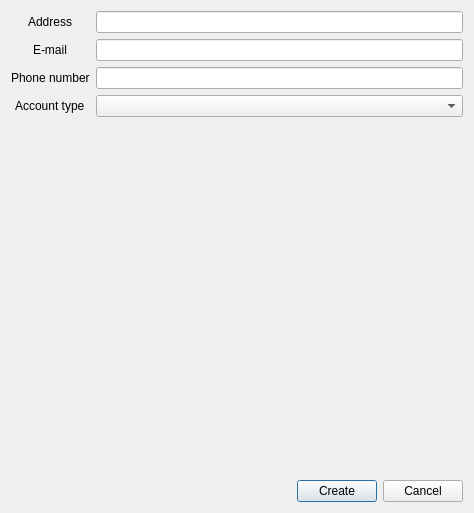
Old version of the form ui/dialogs/client_dialog.ui in the repository JakPro15/23L-BD2-bank-management.
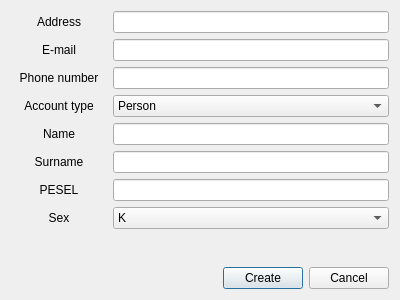
New version of the form.

Commit message: Client dialog finalized, now shows up properly when add client button is pressed.

Patch:
```diff
--- a/ui/dialogs/client_dialog.ui
+++ b/ui/dialogs/client_dialog.ui
@@ -6,8 +6,8 @@
    <rect>
     <x>0</x>
     <y>0</y>
-    <width>474</width>
-    <height>513</height>
+    <width>400</width>
+    <height>300</height>
    </rect>
   </property>
   <property name="sizePolicy">
@@ -27,9 +27,18 @@
      </property>
      <item row="0" column="0">
       <widget class="QLabel" name="address_label">
+       <property name="minimumSize">
+        <size>
+         <width>96</width>
+         <height>0</height>
+        </size>
+       </property>
        <property name="text">
         <string>Address</string>
        </property>
+       <property name="alignment">
+        <set>Qt::AlignCenter</set>
+       </property>
       </widget>
      </item>
      <item row="0" column="1">
@@ -42,33 +51,246 @@
       <widget class="QLineEdit" name="phone_line_edit"/>
      </item>
      <item row="3" column="1">
-      <widget class="QComboBox" name="selector_combo_box"/>
+      <widget class="QComboBox" name="selector_combo_box">
+       <item>
+        <property name="text">
+         <string>Person</string>
+        </property>
+       </item>
+       <item>
+        <property name="text">
+         <string>Company</string>
+        </property>
+       </item>
+      </widget>
      </item>
      <item row="1" column="0">
       <widget class="QLabel" name="email_label">
+       <property name="minimumSize">
+        <size>
+         <width>96</width>
+         <height>0</height>
+        </size>
+       </property>
        <property name="text">
         <string>E-mail</string>
        </property>
+       <property name="alignment">
+        <set>Qt::AlignCenter</set>
+       </property>
       </widget>
      </item>
      <item row="2" column="0">
       <widget class="QLabel" name="phone_label">
+       <property name="minimumSize">
+        <size>
+         <width>96</width>
+         <height>0</height>
+        </size>
+       </property>
        <property name="text">
         <string>Phone number</string>
        </property>
+       <property name="alignment">
+        <set>Qt::AlignCenter</set>
+       </property>
       </widget>
      </item>
      <item row="3" column="0">
       <widget class="QLabel" name="selector_label">
+       <property name="minimumSize">
+        <size>
+         <width>96</width>
+         <height>0</height>
+        </size>
+       </property>
        <property name="text">
         <string>Account type</string>
        </property>
+       <property name="alignment">
+        <set>Qt::AlignCenter</set>
+       </property>
       </widget>
      </item>
     </layout>
    </item>
    <item>
-    <widget class="QStackedWidget" name="additional_data_stack"/>
+    <widget class="QStackedWidget" name="additional_data_stack">
+     <property name="currentIndex">
+      <number>0</number>
+     </property>
+     <widget class="QWidget" name="person_page">
+      <layout class="QVBoxLayout" name="verticalLayout_2">
+       <property name="leftMargin">
+        <number>0</number>
+       </property>
+       <property name="topMargin">
+        <number>0</number>
+       </property>
+       <property name="rightMargin">
+        <number>0</number>
+       </property>
+       <property name="bottomMargin">
+        <number>0</number>
+       </property>
+       <item>
+        <layout class="QFormLayout" name="formLayout">
+         <property name="labelAlignment">
+          <set>Qt::AlignCenter</set>
+         </property>
+         <item row="0" column="0">
+          <widget class="QLabel" name="label">
+           <property name="minimumSize">
+            <size>
+             <width>96</width>
+             <height>0</height>
+            </size>
+           </property>
+           <property name="text">
+            <string>Name</string>
+           </property>
+           <property name="alignment">
+            <set>Qt::AlignCenter</set>
+           </property>
+          </widget>
+         </item>
+         <item row="1" column="0">
+          <widget class="QLabel" name="label_2">
+           <property name="minimumSize">
+            <size>
+             <width>96</width>
+             <height>0</height>
+            </size>
+           </property>
+           <property name="text">
+            <string>Surname</string>
+           </property>
+           <property name="alignment">
+            <set>Qt::AlignCenter</set>
+           </property>
+          </widget>
+         </item>
+         <item row="2" column="0">
+          <widget class="QLabel" name="label_3">
+           <property name="minimumSize">
+            <size>
+             <width>96</width>
+             <height>0</height>
+            </size>
+           </property>
+           <property name="text">
+            <string>PESEL</string>
+           </property>
+           <property name="alignment">
+            <set>Qt::AlignCenter</set>
+           </property>
+          </widget>
+         </item>
+         <item row="3" column="0">
+          <widget class="QLabel" name="label_4">
+           <property name="minimumSize">
+            <size>
+             <width>96</width>
+             <height>0</height>
+            </size>
+           </property>
+           <property name="text">
+            <string>Sex</string>
+           </property>
+           <property name="alignment">
+            <set>Qt::AlignCenter</set>
+           </property>
+          </widget>
+         </item>
+         <item row="0" column="1">
+          <widget class="QLineEdit" name="lineEdit"/>
+         </item>
+         <item row="1" column="1">
+          <widget class="QLineEdit" name="lineEdit_2"/>
+         </item>
+         <item row="2" column="1">
+          <widget class="QLineEdit" name="lineEdit_3"/>
+         </item>
+         <item row="3" column="1">
+          <widget class="QComboBox" name="comboBox">
+           <item>
+            <property name="text">
+             <string>K</string>
+            </property>
+           </item>
+           <item>
+            <property name="text">
+             <string>M</string>
+            </property>
+           </item>
+          </widget>
+         </item>
+        </layout>
+       </item>
+      </layout>
+     </widget>
+     <widget class="QWidget" name="company_page">
+      <layout class="QVBoxLayout" name="verticalLayout_3">
+       <property name="leftMargin">
+        <number>0</number>
+       </property>
+       <property name="topMargin">
+        <number>0</number>
+       </property>
+       <property name="rightMargin">
+        <number>0</number>
+       </property>
+       <property name="bottomMargin">
+        <number>0</number>
+       </property>
+       <item>
+        <layout class="QFormLayout" name="formLayout_2">
+         <property name="labelAlignment">
+          <set>Qt::AlignCenter</set>
+         </property>
+         <item row="0" column="0">
+          <widget class="QLabel" name="label_5">
+           <property name="minimumSize">
+            <size>
+             <width>96</width>
+             <height>0</height>
+            </size>
+           </property>
+           <property name="text">
+            <string>Name</string>
+           </property>
+           <property name="alignment">
+            <set>Qt::AlignCenter</set>
+           </property>
+          </widget>
+         </item>
+         <item row="1" column="0">
+          <widget class="QLabel" name="label_6">
+           <property name="minimumSize">
+            <size>
+             <width>96</width>
+             <height>0</height>
+            </size>
+           </property>
+           <property name="text">
+            <string>NIP</string>
+           </property>
+           <property name="alignment">
+            <set>Qt::AlignCenter</set>
+           </property>
+          </widget>
+         </item>
+         <item row="0" column="1">
+          <widget class="QLineEdit" name="lineEdit_4"/>
+         </item>
+         <item row="1" column="1">
+          <widget class="QLineEdit" name="lineEdit_5"/>
+         </item>
+        </layout>
+       </item>
+      </layout>
+     </widget>
+    </widget>
    </item>
    <item>
     <layout class="QHBoxLayout" name="button_section">
```
Left out of the diff: 51 changed lines with no effect on the pictures. The commit also changes 7 other files.
